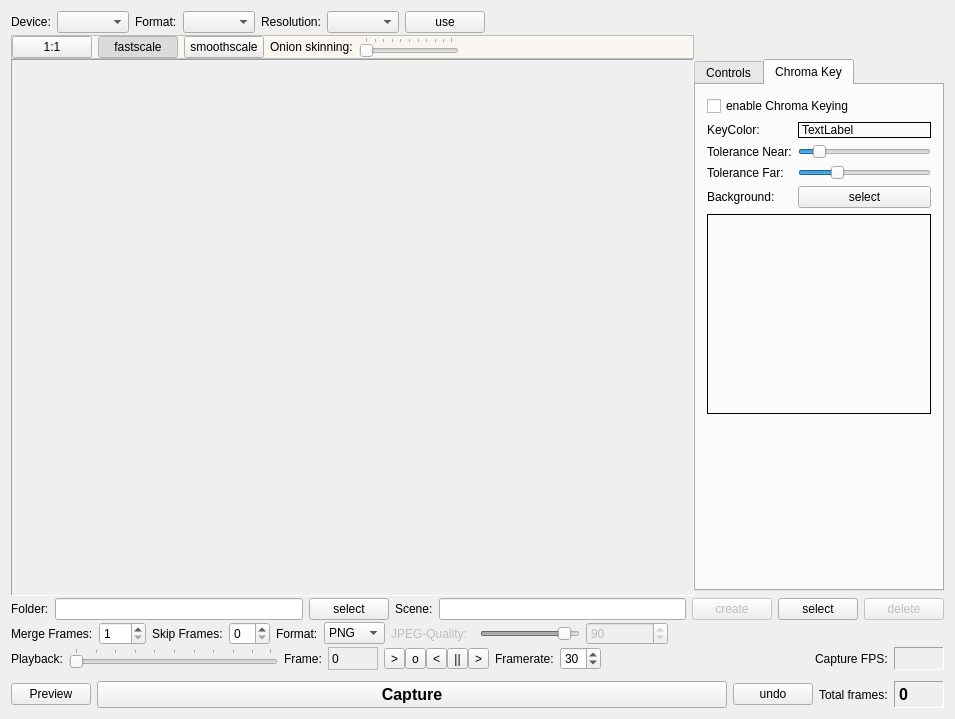
Before: the Qt Designer form video/StopMoCap/trunk/gui/stopmocap.ui in pfedick/openstopmotion, drawn with Qt 5.
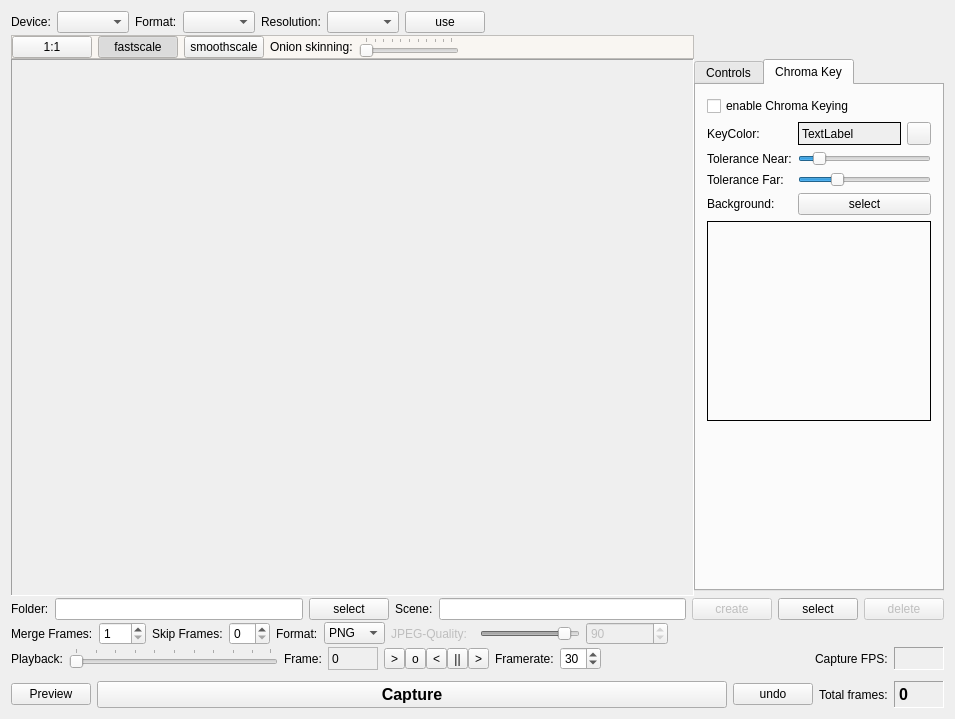
After: the same form once the commit is applied. Icons and pictures are not drawn. Custom widgets are drawn as their Qt base class.

Diff of the .ui file:
```diff
--- a/video/StopMoCap/trunk/gui/stopmocap.ui
+++ b/video/StopMoCap/trunk/gui/stopmocap.ui
@@ -183,16 +183,6 @@
                  </property>
                 </widget>
                </item>
-               <item row="0" column="1">
-                <widget class="QLabel" name="keyColor">
-                 <property name="frameShape">
-                  <enum>QFrame::Box</enum>
-                 </property>
-                 <property name="text">
-                  <string>TextLabel</string>
-                 </property>
-                </widget>
-               </item>
                <item row="1" column="0">
                 <widget class="QLabel" name="label_11">
                  <property name="text">
@@ -250,6 +240,39 @@
                  </property>
                 </widget>
                </item>
+               <item row="0" column="1">
+                <layout class="QHBoxLayout" name="horizontalLayout_10">
+                 <item>
+                  <widget class="QLabel" name="keyColor">
+                   <property name="autoFillBackground">
+                    <bool>true</bool>
+                   </property>
+                   <property name="frameShape">
+                    <enum>QFrame::Box</enum>
+                   </property>
+                   <property name="text">
+                    <string>TextLabel</string>
+                   </property>
+                  </widget>
+                 </item>
+                 <item>
+                  <widget class="QToolButton" name="pickChromaKey">
+                   <property name="text">
+                    <string/>
+                   </property>
+                   <property name="iconSize">
+                    <size>
+                     <width>16</width>
+                     <height>16</height>
+                    </size>
+                   </property>
+                   <property name="checkable">
+                    <bool>true</bool>
+                   </property>
+                  </widget>
+                 </item>
+                </layout>
+               </item>
               </layout>
              </item>
              <item>
```
